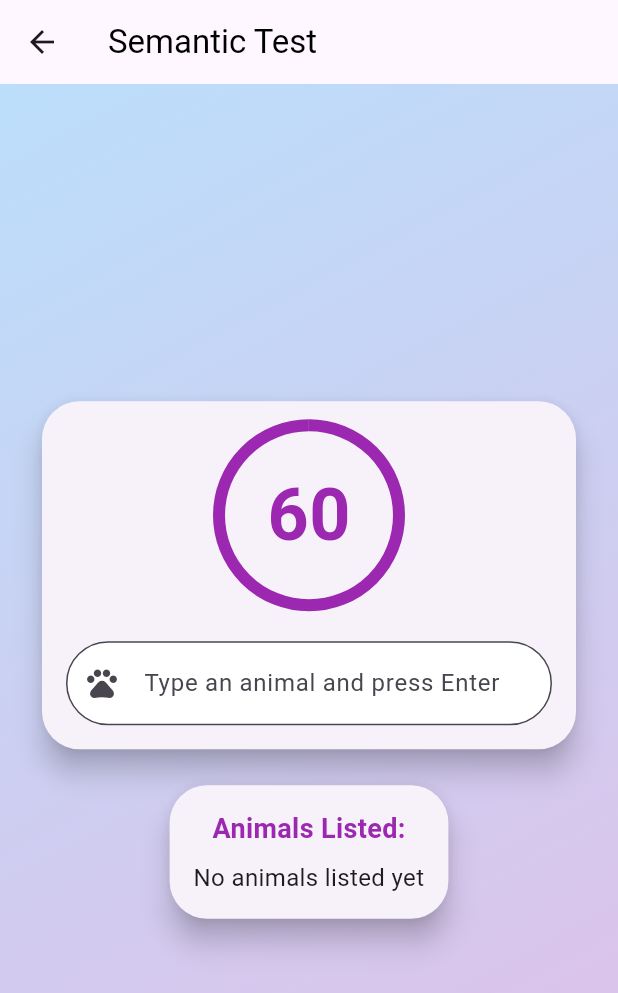
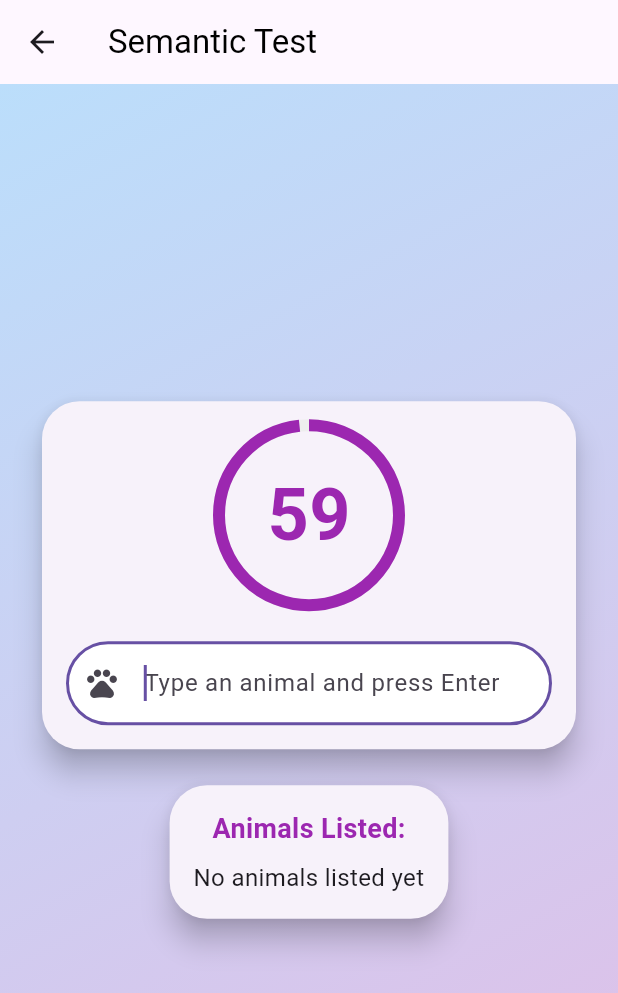
Before and after one commit to truesight-app/truesight_app, a Flutter app: the SemanticTestPage screen opened directly, after a tap on "Start Test", on a phone screen of 412 x 824 dp. Shown: the top 993 px of the screen. Run offline on Flutter 3.47's test engine with Material 3 defaults, Android fonts, the phone set to English and light mode, and no system bars; our stand-ins replace flutter_markdown, flutter_riverpod, google_fonts, google_generative_ai, shared_preferences; missing offline and left inert: audio_waveforms, ffmpeg_kit_flutter, tflite_flutter; accounts and stored records are empty; network calls fail.

Commit message:
push minor fixes

```diff
--- a/lib/pages/semantic_test.dart
+++ b/lib/pages/semantic_test.dart
@@ -11,10 +11,11 @@ class SemanticTestPage extends StatefulWidget {
 
 class _SemanticTestPageState extends State<SemanticTestPage> {
   bool started = false;
-  bool finished = false;
-  int timeLeft = 60;
+  bool finished = false; // finished the entire analysis
+  // int timeLeft = 60;
+  ValueNotifier<int> timeLeft = ValueNotifier(60);
   Timer? _timer;
-
+  FocusNode testFieldFocusNode = FocusNode();
   final PageController _controller = PageController(initialPage: 0);
   int currentPage = 0;
   late List<Widget> pages;
@@ -34,8 +35,8 @@ class _SemanticTestPageState extends State<SemanticTestPage> {
   void startTimer() {
     _timer = Timer.periodic(const Duration(seconds: 1), (timer) {
       setState(() {
-        if (timeLeft > 0) {
-          timeLeft--;
+        if (timeLeft.value > 0) {
+          timeLeft.value--;
         } else {
           _timer?.cancel();
           if (started && !finished) {
@@ -103,7 +104,7 @@ class _SemanticTestPageState extends State<SemanticTestPage> {
                   onPressed: () {
                     setState(() {
                       started = true;
-                      timeLeft = 60;
+                      timeLeft.value = 60;
                       startTimer();
                     });
                     _controller.animateToPage(1,
@@ -156,33 +157,40 @@ class _SemanticTestPageState extends State<SemanticTestPage> {
               child: Column(
                 mainAxisSize: MainAxisSize.min,
                 children: [
-                  Stack(
+                  ValueListenableBuilder(
+                    valueListenable: timeLeft,
+                    builder: (context, val, child) => Stack(
                       alignment: Alignment.center,
                       children: [
                         SizedBox(
                           width: 120,
                           height: 120,
                           child: CircularProgressIndicator(
-                          value: timeLeft / 60,
+                            value: val / 60,
                             strokeWidth: 8,
                             backgroundColor: Colors.grey.shade200,
                             valueColor: AlwaysStoppedAnimation<Color>(
-                            timeLeft > 10 ? Colors.purple : Colors.red,
+                              val > 10 ? Colors.purple : Colors.red,
                             ),
                           ),
                         ),
                         Text(
-                        '$timeLeft',
+                          '${val}',
                           style: TextStyle(
                             fontSize: 48,
                             fontWeight: FontWeight.bold,
-                          color: timeLeft > 10 ? Colors.purple : Colors.red,
+                            color: timeLeft.value > 10
+                                ? Colors.purple
+                                : Colors.red,
                           ),
                         ),
                       ],
                     ),
+                  ),
                   const SizedBox(height: 24),
                   TextField(
+                    focusNode: testFieldFocusNode,
+                    autofocus: true,
                     controller: _animalController,
                     decoration: InputDecoration(
                       border: OutlineInputBorder(
@@ -193,11 +201,13 @@ class _SemanticTestPageState extends State<SemanticTestPage> {
                       fillColor: Colors.white,
                       prefixIcon: const Icon(Icons.pets),
                     ),
-                    onSubmitted: (value) {
-                      if (value.isNotEmpty) {
+                    onEditingComplete: () {
+                      if (_animalController.text.isNotEmpty) {
                         setState(() {
-                          animals.add(value);
+                          animals.add(_animalController.text);
                           _animalController.clear();
+                          testFieldFocusNode
+                              .requestFocus(); // Focus on the text field again
                         });
                       }
                     },
@@ -281,6 +291,7 @@ class _SemanticTestPageState extends State<SemanticTestPage> {
                 ),
                 child: Padding(
                   padding: const EdgeInsets.all(32.0),
+                  child: SingleChildScrollView(
                     child: Column(
                       mainAxisSize: MainAxisSize.min,
                       children: [
@@ -289,7 +300,7 @@ class _SemanticTestPageState extends State<SemanticTestPage> {
                           style: TextStyle(
                             fontSize: 28,
                             fontWeight: FontWeight.bold,
-                          color: Colors.purple,
+                            color: Color.fromARGB(255, 200, 188, 202),
                           ),
                         ),
                         const SizedBox(height: 24),
@@ -318,7 +329,7 @@ class _SemanticTestPageState extends State<SemanticTestPage> {
                             setState(() {
                               started = false;
                               finished = false;
-                            timeLeft = 60;
+                              timeLeft.value = 60;
                               animals.clear();
                             });
                             _controller.animateToPage(0,
@@ -341,6 +352,7 @@ class _SemanticTestPageState extends State<SemanticTestPage> {
                           ),
                         ),
                       ],
+                    ),
                   ),
                 ),
               ),
```
Lines whose indentation alone changed are shown as unchanged.
